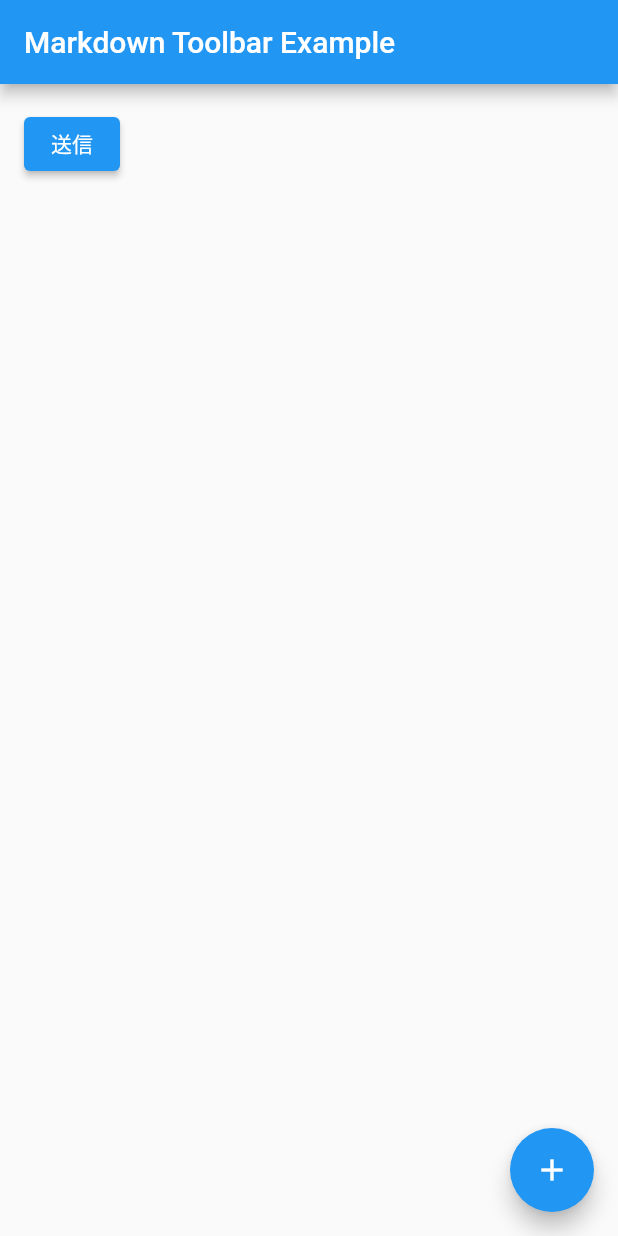
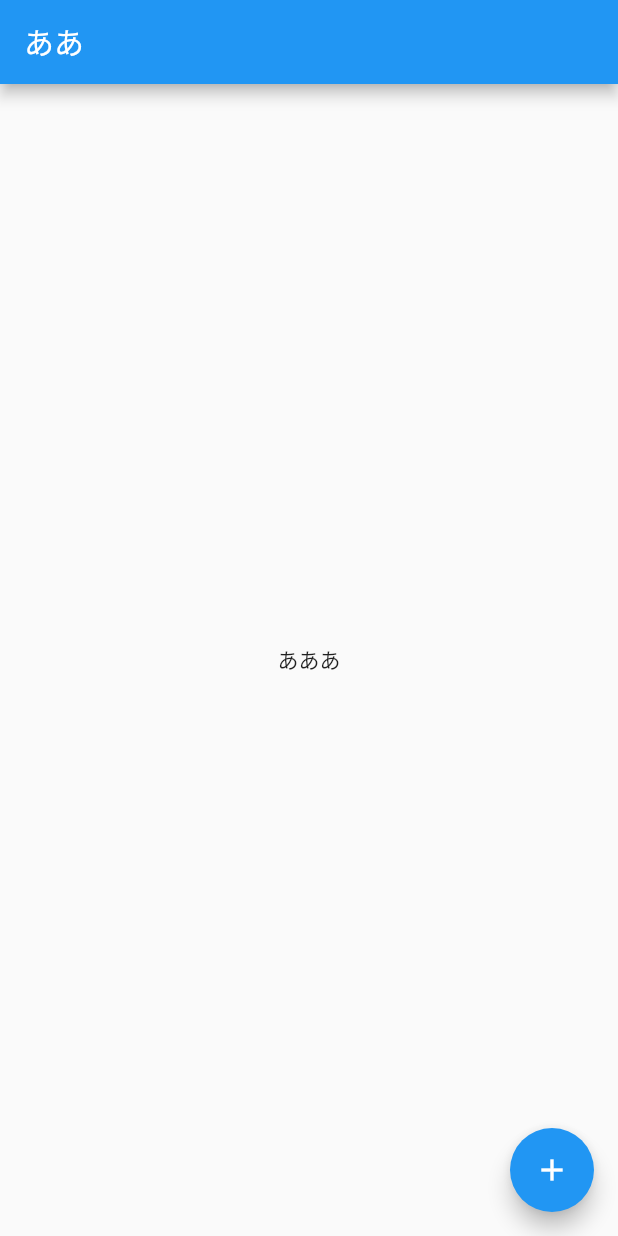
Before and after one commit to tenpei-peso/make_note, a Flutter app: the screen it shows after launch, after a tap on the "add" icon, on a phone screen of 412 x 824 dp. Run offline on Flutter 3.47's test engine with Material 2 defaults, Android fonts, the phone set to English and light mode, and no system bars; our stand-ins replace flutter_riverpod.

Commit message:
second commit

```diff
--- a/lib/main.dart
+++ b/lib/main.dart
@@ -1,58 +1,23 @@
 import 'package:flutter/material.dart';
-import 'package:markdown_toolbar/markdown_toolbar.dart';
+import 'package:flutter_make_note/presentasion/page/top_page.dart';
+import 'package:flutter_riverpod/flutter_riverpod.dart';
 
-void main() {
-  runApp(const MyHomePage());
+void main() async {
+  runApp(const ProviderScope(child: MyApp()));
 }
 
-class MyHomePage extends StatefulWidget {
-  const MyHomePage({super.key});
+class MyApp extends StatelessWidget {
+  const MyApp({super.key});
 
-  @override
-  State<MyHomePage> createState() => _MyHomePageState();
-}
-
-class _MyHomePageState extends State<MyHomePage> {
-
-
-  @override
-  void initState() {
-    super.initState();
-  }
-
-  @override
-  void dispose() {
-    super.dispose();
-  }
-
+  // This widget is the root of your application.
   @override
   Widget build(BuildContext context) {
     return MaterialApp(
-      home: Scaffold(
-        appBar: AppBar(
-          title: const Text('Markdown Toolbar Example'),
-        ),
-        body: Padding(
-          padding: const EdgeInsets.all(16.0),
-          child: Column(
-            children: <Widget>[
-
-              ElevatedButton(
-                onPressed: () {
-                  null;
-                },
-                child: Text('送信'),
-              )
-            ],
-          ),
-        ),
-        floatingActionButton: FloatingActionButton(
-          onPressed: () {
-            null;
-          },
-          child: const Icon(Icons.add),
-        ),
+      title: 'Flutter Demo',
+      theme: ThemeData(
+        primarySwatch: Colors.blue,
       ),
+      home: const TopPage(),
     );
   }
 }
--- /dev/null
+++ b/lib/presentasion/page/top_page.dart
@@ -0,0 +1,33 @@
+import 'package:flutter/cupertino.dart';
+import 'package:flutter/material.dart';
+import 'package:flutter_riverpod/flutter_riverpod.dart';
+
+class TopPage extends ConsumerWidget {
+  const TopPage({super.key});
+
+  @override
+  Widget build(BuildContext context, WidgetRef ref) {
+    return Scaffold(
+      appBar: AppBar(
+        title: Text('ああ'),
+      ),
+      body: const Center(
+        child: Column(
+          mainAxisAlignment: MainAxisAlignment.center,
+          children: <Widget>[
+            Text(
+              'あああ',
+            ),
+          ],
+        ),
+      ),
+      floatingActionButton: FloatingActionButton(
+        onPressed: () {
+          null;
+        },
+        tooltip: 'Increment',
+        child: const Icon(Icons.add),
+      ),
+    );
+  }
+}
```
